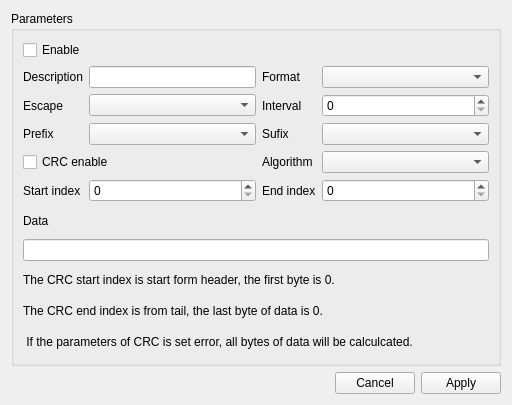
First picture: the form in src/toolsui/SAKEmitterToolUiEditor.ui, repository x-tools-author/x-tools, before the edit.
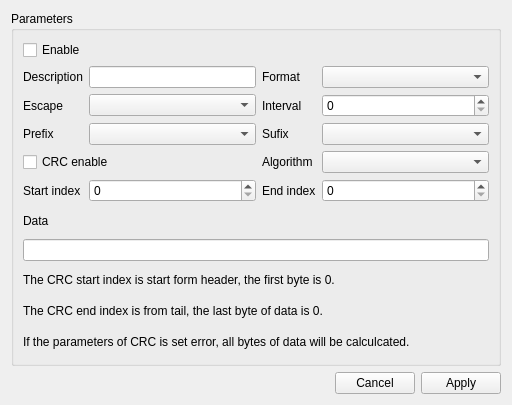
Second picture: the form after the edit. Custom widgets are drawn as their Qt base class.

Commit message: chore: remove a space

What changed in the file:
```diff
--- a/src/toolsui/SAKEmitterToolUiEditor.ui
+++ b/src/toolsui/SAKEmitterToolUiEditor.ui
@@ -209,7 +209,7 @@
       <item row="10" column="0" colspan="4">
        <widget class="QLabel" name="label_13">
         <property name="text">
-         <string> If the parameters of CRC is set error, all bytes of data will be calculcated.</string>
+         <string>If the parameters of CRC is set error, all bytes of data will be calculcated.</string>
         </property>
        </widget>
       </item>
```
